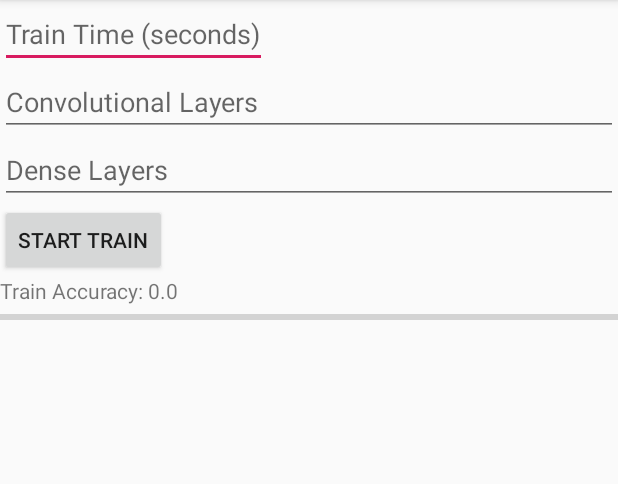
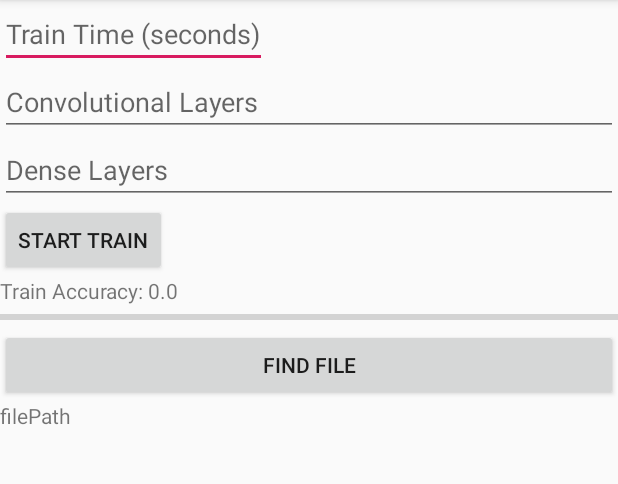
Before and after one commit to 2020akumar/MLTest, an Android app: the screen it shows after launch (MainActivity), on a phone screen of 412 x 824 dp, the part 84-568 px from its top. Run offline under Robolectric (Android 15) with nearby library versions, the phone set to English and light mode, and no system bars; libraries missing offline, so code that uses them is left out: com.chaquo.python; 2 statements that could not run were skipped.

Commit message:
Access Image filepath

```diff
--- a/app/src/main/java/com/example/mltest/MainActivity.java
+++ b/app/src/main/java/com/example/mltest/MainActivity.java
@@ -7,8 +7,11 @@ import com.chaquo.python.Python;
 import com.chaquo.python.android.AndroidPlatform;
 
 import android.annotation.TargetApi;
+import android.content.Intent;
+import android.net.Uri;
 import android.os.AsyncTask;
 import android.os.Bundle;
+import android.provider.MediaStore;
 import android.view.View;
 import android.widget.Button;
 import android.widget.EditText;
@@ -25,6 +28,8 @@ public class MainActivity extends AppCompatActivity {
     private EditText mEditDense;
     private TextView mRes;
     private ProgressBar mTrainPercent;
+    private Button mGetFilePath;
+    private TextView mFilePath;
     @Override
     protected void onCreate(Bundle savedInstanceState) {
         super.onCreate(savedInstanceState);
@@ -53,12 +58,22 @@ public class MainActivity extends AppCompatActivity {
         mEdit=(EditText)findViewById(R.id.edit);
         mEditConv=(EditText)findViewById(R.id.editText);
         mEditDense=(EditText)findViewById(R.id.editText2);
+        mGetFilePath=(Button)findViewById(R.id.getFilePath);
+        mFilePath=(TextView) findViewById(R.id.filePath);
         File file =new File("model");
         String x=file.getAbsolutePath();
         String y=file.getPath();
+        mGetFilePath.setOnClickListener(new View.OnClickListener() {
+            @Override
+            public void onClick(View view) {
+                Intent intent = new Intent(Intent.ACTION_PICK, MediaStore.Images.Media.EXTERNAL_CONTENT_URI);
+                startActivityForResult(intent,0);
+            }
+        });
 
 
     }
+
     private class trainTask extends AsyncTask<Integer,Void,Double>{
         @Override
         protected void onPreExecute(){
@@ -100,4 +115,14 @@ public class MainActivity extends AppCompatActivity {
             mButton.setText("Train Again");
         }
     }
+
+    @Override
+    protected void onActivityResult(int requestCode, int resultCode, Intent data) {
+        super.onActivityResult(requestCode,resultCode,data);
+
+            Uri target= data.getData();
+
+            mFilePath.setText(target.getPath().toString());
+
+    }
 }
--- a/app/src/main/res/layout/activity_main.xml
+++ b/app/src/main/res/layout/activity_main.xml
@@ -48,4 +48,16 @@
         android:layout_width="match_parent"
         android:layout_height="wrap_content" />
 
+    <Button
+        android:id="@+id/getFilePath"
+        android:layout_width="match_parent"
+        android:layout_height="wrap_content"
+        android:text="Find File" />
+
+    <TextView
+        android:id="@+id/filePath"
+        android:layout_width="match_parent"
+        android:layout_height="wrap_content"
+        android:text="filePath" />
+
 </LinearLayout>
```
